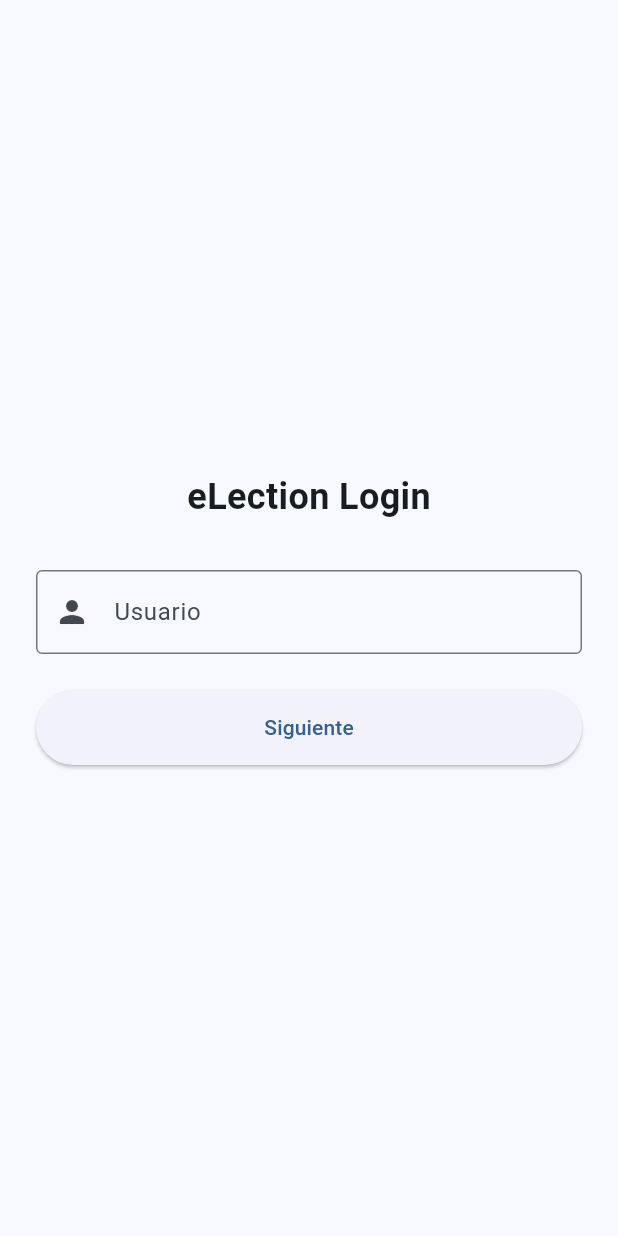
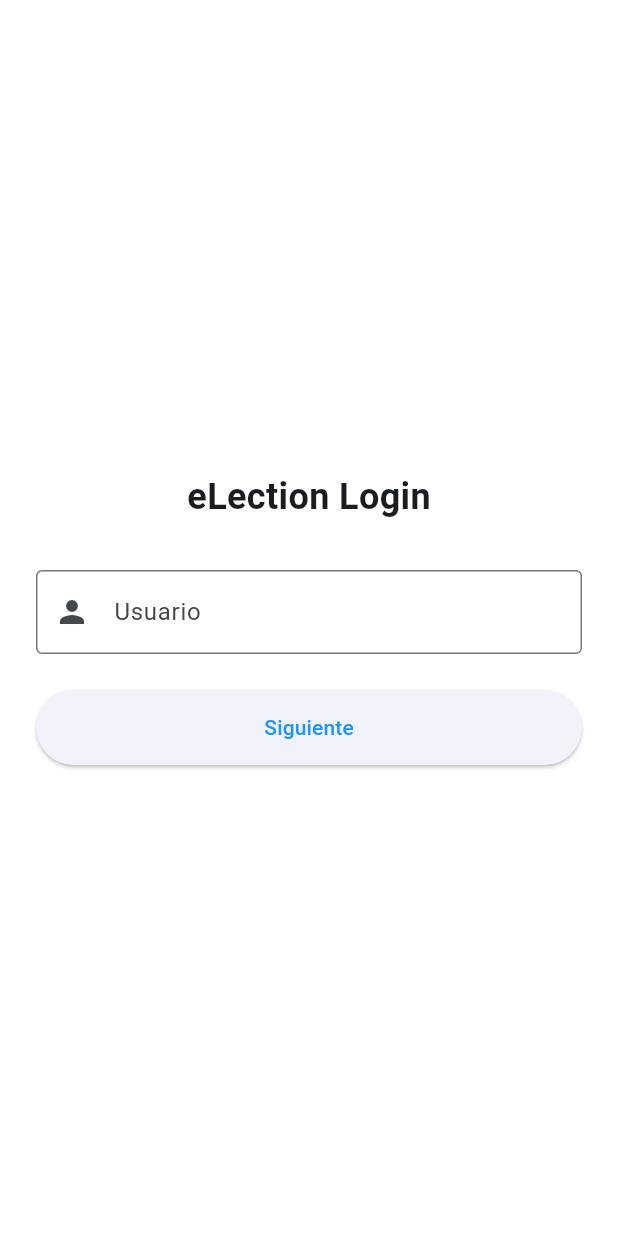
Before and after one commit to jalheart/eLection, a Flutter app: the screen it shows after launch, on a phone screen of 412 x 824 dp. Run offline on Flutter 3.47's test engine with Material 3 defaults, Android fonts, the light colour scheme and no system bars; our stand-ins replace data_table_2, drift; missing offline and left inert: bcrypt; accounts and stored records are empty; generated files the repository leaves out were written again; statements that could not run were skipped.

Commit message:
feat: Initialize the Flutter application with dependency injection, dynamic theming, and an administrative dashboard.

```diff
--- a/lib/infrastructure/ui/pages/admin_landing_page.dart
+++ b/lib/infrastructure/ui/pages/admin_landing_page.dart
@@ -98,6 +98,7 @@ class _DashboardCard extends StatelessWidget {
   @override
   Widget build(BuildContext context) {
     return Card(
+      color: Colors.white,
       elevation: 2,
       shape: RoundedRectangleBorder(
         borderRadius: BorderRadius.circular(8),
--- a/lib/main.dart
+++ b/lib/main.dart
@@ -134,12 +134,54 @@ class MyApp extends StatelessWidget {
       context.read<SettingsProvider>().loadSettings();
     });
 
+    return Consumer<SettingsProvider>(
+      builder: (context, settingsProvider, _) {
+        final settings = settingsProvider.settings;
+        Color seedColor = Colors.blue;
+
+        if (settings != null && settings.theme.isNotEmpty) {
+          switch (settings.theme.toLowerCase()) {
+            case 'red':
+            case 'rojo':
+              seedColor = Colors.red;
+              break;
+            case 'green':
+            case 'verde':
+              seedColor = Colors.green;
+              break;
+            case 'orange':
+            case 'naranja':
+              seedColor = Colors.orange;
+              break;
+            case 'purple':
+            case 'morado':
+              seedColor = Colors.deepPurple;
+              break;
+            case 'teal':
+              seedColor = Colors.teal;
+              break;
+            case 'blue':
+            case 'azul':
+            case 'primary':
+            default:
+              seedColor = Colors.blue;
+              break;
+          }
+        }
+
         return MaterialApp(
           title: 'eLection',
           debugShowCheckedModeBanner: false,
           theme: ThemeData(
-        colorScheme: ColorScheme.fromSeed(seedColor: Colors.blue),
+            colorScheme: ColorScheme.fromSeed(
+              seedColor: seedColor,
+            ).copyWith(primary: seedColor),
             useMaterial3: true,
+            scaffoldBackgroundColor: Colors.white,
+            appBarTheme: AppBarTheme(
+              backgroundColor: seedColor,
+              foregroundColor: Colors.white,
+            ),
           ),
           home: Consumer<AuthProvider>(
             builder: (context, auth, _) {
@@ -150,5 +192,7 @@ class MyApp extends StatelessWidget {
             },
           ),
         );
+      },
+    );
   }
 }
```
Also changed, not shown: lib/infrastructure/ui/pages/categories_page.dart (+13 -1 lines), lib/infrastructure/ui/pages/grados_page.dart (+13 -1 lines). Lines whose indentation alone changed are shown as unchanged.
